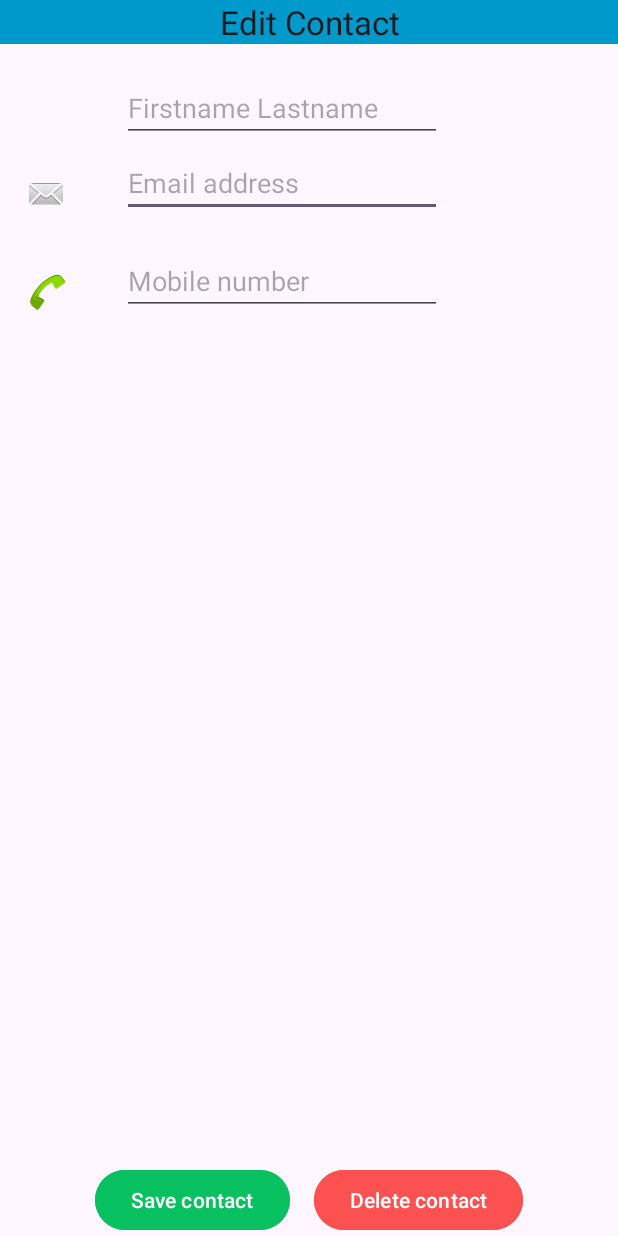
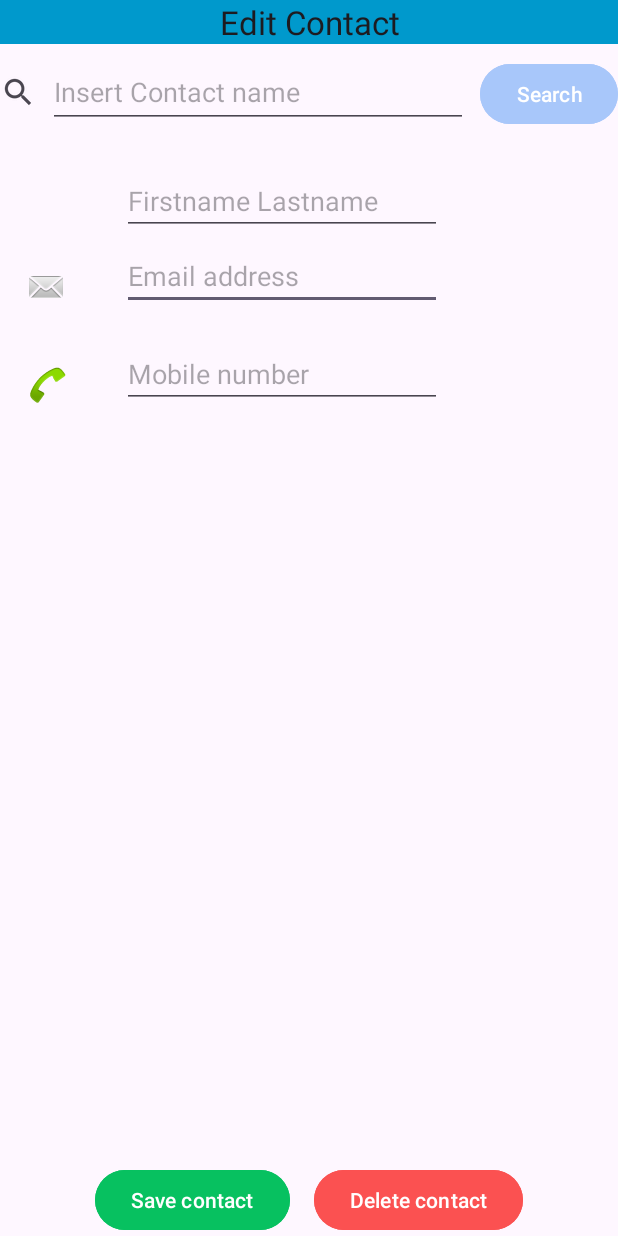
Before and after one commit to lucasjli/Android_basic, an Android app: the screen it shows after launch (MainActivity), on a phone screen of 412 x 824 dp. Run offline under Robolectric (Android 15) with nearby library versions, the phone set to English and light mode, and no system bars; our stand-ins replace Room's generated code.

Commit message:
Add the function about search contact.

```diff
--- a/app/src/main/res/layout/activity_main.xml
+++ b/app/src/main/res/layout/activity_main.xml
@@ -19,13 +19,52 @@
         android:gravity="center_horizontal"
         android:text="Edit Contact"
         android:textAppearance="?android:attr/textAppearanceLarge" />
+
+    <!-- Top SearchView -->
+    <LinearLayout
+        android:id="@+id/search_bar_row"
+        android:layout_width="match_parent"
+        android:layout_height="wrap_content"
+        android:layout_below="@+id/page_title"
+        android:orientation="horizontal"
+        android:layout_marginTop="8dp"
+        android:layout_marginBottom="16dp">
+
+        <ImageView
+            android:id="@+id/search_icon"
+            android:layout_width="wrap_content"
+            android:layout_height="wrap_content"
+            android:src="?android:attr/actionModeWebSearchDrawable"
+            android:layout_gravity="center_vertical"
+            android:layout_marginEnd="8dp" />
+
+        <EditText
+            android:id="@+id/search_edit"
+            android:layout_width="0dp"
+            android:layout_height="wrap_content"
+            android:layout_weight="1"
+            android:hint="Insert Contact name"
+            android:inputType="textPersonName"
+            android:minHeight="48dp" />
+
+        <Button
+            android:id="@+id/search_button"
+            android:layout_width="wrap_content"
+            android:layout_height="wrap_content"
+            android:minHeight="48dp"
+            android:text="Search"
+            android:layout_marginStart="8dp"
+            android:backgroundTint="@color/button_search_color"
+            android:onClick="onSearchClick" />
+    </LinearLayout>
+
     <EditText
         android:id="@+id/name"
         android:layout_width="wrap_content"
         android:layout_height="wrap_content"
         android:layout_alignLeft="@+id/email"
-        android:layout_below="@+id/page_title"
-        android:layout_marginTop="20dp"
+        android:layout_below="@+id/search_bar_row"
+        android:layout_marginTop="10dp"
         android:ems="10"
         android:hint="Firstname Lastname"
         android:inputType="textPersonName" />
--- a/app/src/main/res/values/colors.xml
+++ b/app/src/main/res/values/colors.xml
@@ -4,4 +4,5 @@
     <color name="white">#FFFFFFFF</color>
     <color name="button_save_green">#07c160</color>
     <color name="button_delete_red">#fb5151</color>
+    <color name="button_search_color">#a8c7fa</color>
 </resources>
```
Also changed, not shown: app/src/main/java/com/example/myapplication/MainActivity.java (+36 -1 lines), app/src/main/res/layout/itcontact_editor.xml (+39 -1 lines).
